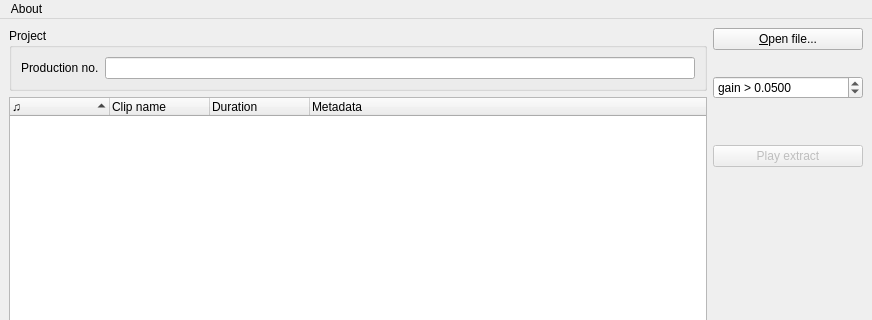
Before: the Qt Designer form src/gui/pling-plong-odometer.ui in havardgulldahl/pling-plong-odometer, drawn with Qt 5; both pictures show x 0 to 872 and y 0 to 320 of the 872 by 679 pixel window.
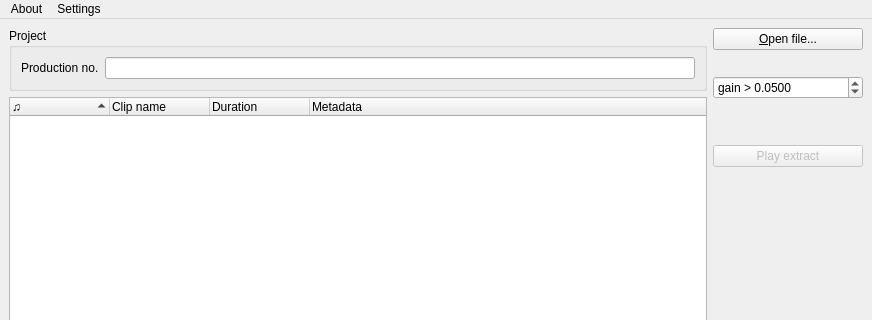
After: the same form once the commit is applied. Icons and pictures are not drawn.

Commit message: adding login dialog for online services

```diff
--- a/src/gui/pling-plong-odometer.ui
+++ b/src/gui/pling-plong-odometer.ui
@@ -521,7 +521,16 @@
     <addaction name="actionLicenses"/>
     <addaction name="actionLogs"/>
    </widget>
+   <widget class="QMenu" name="menuSettings">
+    <property name="title">
+     <string>Settings</string>
+    </property>
+    <addaction name="actionLoginOnline"/>
+    <addaction name="separator"/>
+    <addaction name="actionCheck_for_updates"/>
+   </widget>
    <addaction name="menu_About"/>
+   <addaction name="menuSettings"/>
   </widget>
   <widget class="QStatusBar" name="statusbar"/>
   <action name="actionAbout_Odometer">
```
Left out of the diff: 12 changed lines with no effect on the pictures. The commit also changes 1 other file.
